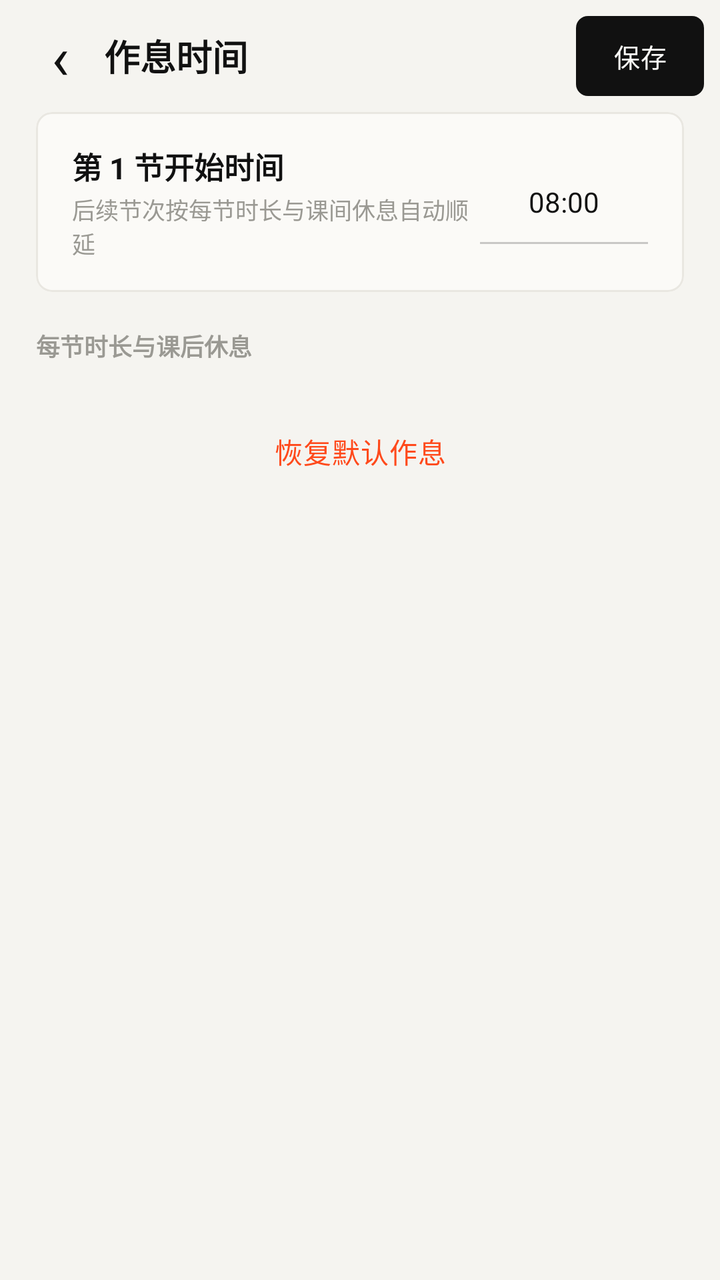
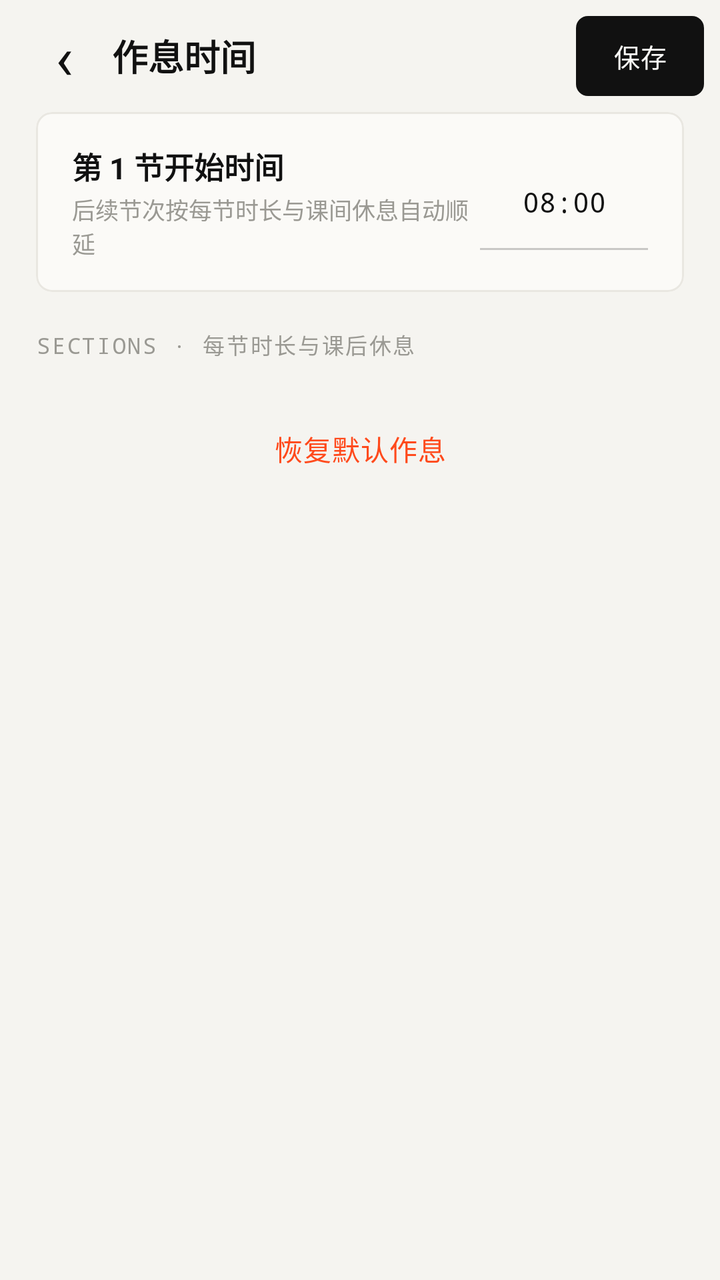

Before-and-after screenshots of an Android layout around one commit, followed by the original layout XML and the change that was made.
<!-- AndroidManifest.xml: application theme Theme.EcutCampus -->
<!-- res/layout/activity_schedule_settings.xml -->
<?xml version="1.0" encoding="utf-8"?>
<LinearLayout xmlns:android="http://schemas.android.com/apk/res/android"
    xmlns:app="http://schemas.android.com/apk/res-auto"
    android:layout_width="match_parent"
    android:layout_height="match_parent"
    android:background="?attr/gBg"
    android:orientation="vertical">

    <LinearLayout
        android:layout_width="match_parent"
        android:layout_height="56dp"
        android:gravity="center_vertical"
        android:orientation="horizontal"
        android:paddingHorizontal="8dp">

        <TextView
            android:id="@+id/btn_schedule_back"
            android:layout_width="44dp"
            android:layout_height="44dp"
            android:background="?attr/selectableItemBackgroundBorderless"
            android:contentDescription="返回"
            android:gravity="center"
            android:text="‹"
            android:textColor="?attr/gInk"
            android:textSize="30sp" />

        <TextView
            android:layout_width="0dp"
            android:layout_height="wrap_content"
            android:layout_weight="1"
            android:text="作息时间"
            android:textColor="?attr/gInk"
            android:textSize="18sp"
            android:textStyle="bold" />

        <com.google.android.material.button.MaterialButton
            android:id="@+id/btn_schedule_save"
            style="@style/Gauge.Button.Compact"
            android:layout_width="wrap_content"
            android:layout_height="wrap_content"
            android:text="保存" />
    </LinearLayout>

    <ScrollView
        android:layout_width="match_parent"
        android:layout_height="0dp"
        android:layout_weight="1"
        android:clipToPadding="false"
        android:paddingHorizontal="18dp"
        android:paddingBottom="24dp">

        <LinearLayout
            android:layout_width="match_parent"
            android:layout_height="wrap_content"
            android:orientation="vertical">

            <com.google.android.material.card.MaterialCardView
                android:layout_width="match_parent"
                android:layout_height="wrap_content"
                app:cardBackgroundColor="?attr/gCard"
                app:cardCornerRadius="?attr/gCardRadius"
                app:cardElevation="0dp"
                app:strokeColor="?attr/gLine"
                app:strokeWidth="1dp">

                <LinearLayout
                    android:layout_width="match_parent"
                    android:layout_height="wrap_content"
                    android:gravity="center_vertical"
                    android:orientation="horizontal"
                    android:paddingHorizontal="18dp"
                    android:paddingVertical="16dp">

                    <LinearLayout
                        android:layout_width="0dp"
                        android:layout_height="wrap_content"
                        android:layout_weight="1"
                        android:orientation="vertical">

                        <TextView
                            android:layout_width="wrap_content"
                            android:layout_height="wrap_content"
                            android:text="第 1 节开始时间"
                            android:textColor="?attr/gInk"
                            android:textSize="15sp"
                            android:textStyle="bold" />

                        <TextView
                            android:layout_width="wrap_content"
                            android:layout_height="wrap_content"
                            android:layout_marginTop="2dp"
                            android:text="后续节次按每节时长与课间休息自动顺延"
                            android:textColor="?attr/gMute"
                            android:textSize="11.5sp" />
                    </LinearLayout>

                    <EditText
                        android:id="@+id/et_first_class_start"
                        android:layout_width="84dp"
                        android:layout_height="42dp"
                        android:background="@drawable/bg_gauge_input"
                        android:gravity="center"
                        android:inputType="time"
                        android:paddingHorizontal="8dp"
                        android:text="08:00"
                        android:textColor="?attr/gInk"
            android:textColorHint="?attr/gMute"
                        android:textSize="14sp" />
                </LinearLayout>
            </com.google.android.material.card.MaterialCardView>

            <TextView
                android:layout_width="wrap_content"
                android:layout_height="wrap_content"
                android:layout_marginTop="18dp"
                android:layout_marginBottom="8dp"
                android:text="每节时长与课后休息"
                android:textColor="?attr/gMute"
                android:textSize="12sp"
                android:textStyle="bold" />

            <LinearLayout
                android:id="@+id/section_settings_container"
                android:layout_width="match_parent"
                android:layout_height="wrap_content"
                android:orientation="vertical" />

            <com.google.android.material.button.MaterialButton
                android:id="@+id/btn_schedule_reset"
                style="@style/Gauge.Button.Ghost.Danger"
                android:layout_width="match_parent"
                android:layout_height="wrap_content"
                android:layout_marginTop="12dp"
                android:text="恢复默认作息" />

        </LinearLayout>
    </ScrollView>
</LinearLayout>
<!-- resources referenced by this layout -->
<resources>
  <style name="Gauge.Button.Compact">
          <item name="android:insetTop">4dp</item>
          <item name="android:insetBottom">4dp</item>
          <item name="android:minWidth">64dp</item>
          <item name="android:paddingStart">16dp</item>
          <item name="android:paddingEnd">16dp</item>
          <item name="android:textSize">13sp</item>
      </style>
  <style name="Gauge.Button.Ghost.Danger">
          <item name="android:textColor">?attr/gDanger</item>
      </style>
  <color name="g_paper">#F5F4F0</color>
  <color name="g_card">#FBFAF7</color>
  <color name="g_line">#E9E7E1</color>
  <color name="g_ink">#111111</color>
  <color name="g_sub">#55554F</color>
  <color name="g_sub2">#45453F</color>
  <color name="g_mute">#9A9993</color>
  <color name="g_chip">#ECEAE4</color>
  <color name="g_accent">#FF4A1C</color>
  <color name="g_hair">#17000000</color>
  <color name="g_stroke">#33000000</color>
  <color name="g_ink_18">#2E111111</color>
  <color name="g_ink_12">#1F111111</color>
  <color name="g_ink_08">#14111111</color>
  <color name="g_paper_e8">#E8F5F4F0</color>
  <color name="g_paper_c8">#C8F5F4F0</color>
  <color name="g_on_ink">#FBFAF7</color>
  <color name="g_warn">#B4540A</color>
  <color name="g_ok">#2F5D3A</color>
  <style name="Gauge.Shape.Small" parent="">
          <item name="cornerFamily">rounded</item>
          <item name="cornerSize">6dp</item>
      </style>
  <style name="Gauge.Shape.Medium" parent="">
          <item name="cornerFamily">rounded</item>
          <item name="cornerSize">8dp</item>
      </style>
  <style name="Gauge.Dialog.Framework" parent="android:Theme.Material.Light.Dialog.Alert">
          <item name="android:windowBackground">@drawable/bg_gauge_dialog</item>
          <item name="android:colorAccent">?attr/gInk</item>
          <item name="android:colorPrimary">?attr/gInk</item>
          <item name="android:textColorPrimary">?attr/gInk</item>
          <item name="android:textColorSecondary">?attr/gSub</item>
          <item name="android:backgroundDimAmount">0.28</item>
      </style>
  <!-- drawable bg_gauge_dialog (drawable) -->
  <?xml version="1.0" encoding="utf-8"?>
  <inset xmlns:android="http://schemas.android.com/apk/res/android"
      android:insetLeft="24dp" android:insetRight="24dp"
      android:insetTop="40dp" android:insetBottom="40dp">
      <shape android:shape="rectangle">
          <corners android:radius="?attr/gCardRadius" />
          <solid android:color="?attr/gDialog" />
          <stroke android:width="1px" android:color="?attr/gCardStroke" />
      </shape>
  </inset>
  <style name="Gauge.Button.Text" parent="Widget.Material3.Button.TextButton.Dialog">
          <item name="android:textColor">?attr/gInk</item>
          <item name="rippleColor">?attr/gHair</item>
      </style>
  <!-- unchanged entries left out for length: 4 -->
</resources>

<!-- the commit's change to res/layout/activity_schedule_settings.xml (unified diff, before → after) -->
@@ -15,8 +15,8 @@
 
         <TextView
             android:id="@+id/btn_schedule_back"
-            android:layout_width="44dp"
-            android:layout_height="44dp"
+            android:layout_width="48dp"
+            android:layout_height="48dp"
             android:background="?attr/selectableItemBackgroundBorderless"
             android:contentDescription="返回"
             android:gravity="center"
@@ -55,13 +55,7 @@
             android:orientation="vertical">
 
             <com.google.android.material.card.MaterialCardView
-                android:layout_width="match_parent"
-                android:layout_height="wrap_content"
-                app:cardBackgroundColor="?attr/gCard"
-                app:cardCornerRadius="?attr/gCardRadius"
-                app:cardElevation="0dp"
-                app:strokeColor="?attr/gLine"
-                app:strokeWidth="1dp">
+                style="@style/G.Card">
 
                 <LinearLayout
                     android:layout_width="match_parent"
@@ -97,27 +91,23 @@
                     <EditText
                         android:id="@+id/et_first_class_start"
                         android:layout_width="84dp"
-                        android:layout_height="42dp"
+                        android:layout_height="48dp"
                         android:background="@drawable/bg_gauge_input"
+                        android:fontFamily="monospace"
                         android:gravity="center"
                         android:inputType="time"
                         android:paddingHorizontal="8dp"
                         android:text="08:00"
                         android:textColor="?attr/gInk"
-            android:textColorHint="?attr/gMute"
+                        android:textColorHint="?attr/gMute"
                         android:textSize="14sp" />
                 </LinearLayout>
             </com.google.android.material.card.MaterialCardView>
 
             <TextView
-                android:layout_width="wrap_content"
-                android:layout_height="wrap_content"
+                style="@style/G.SectionLabel"
                 android:layout_marginTop="18dp"
-                android:layout_marginBottom="8dp"
-                android:text="每节时长与课后休息"
-                android:textColor="?attr/gMute"
-                android:textSize="12sp"
-                android:textStyle="bold" />
+                android:text="SECTIONS · 每节时长与课后休息" />
 
             <LinearLayout
                 android:id="@+id/section_settings_container"
<!-- resource entries referenced after the edit -->
@@ -1,5 +1,24 @@
 <!-- resources referenced by this layout -->
 <resources>
+  <style name="G.Card">
+          <item name="android:layout_width">match_parent</item>
+          <item name="android:layout_height">wrap_content</item>
+          <item name="cardBackgroundColor">?attr/gCard</item>
+          <item name="cardCornerRadius">?attr/gCardRadius</item>
+          <item name="cardElevation">0dp</item>
+          <item name="strokeColor">?attr/gCardStroke</item>
+          <item name="strokeWidth">1dp</item>
+      </style>
+  <style name="G.SectionLabel">
+          <item name="android:layout_width">wrap_content</item>
+          <item name="android:layout_height">wrap_content</item>
+          <item name="android:layout_marginTop">22dp</item>
+          <item name="android:layout_marginBottom">8dp</item>
+          <item name="android:fontFamily">monospace</item>
+          <item name="android:letterSpacing">0.08</item>
+          <item name="android:textColor">?attr/gMute</item>
+          <item name="android:textSize">11sp</item>
+      </style>
   <style name="Gauge.Button.Compact">
           <item name="android:insetTop">4dp</item>
           <item name="android:insetBottom">4dp</item>
